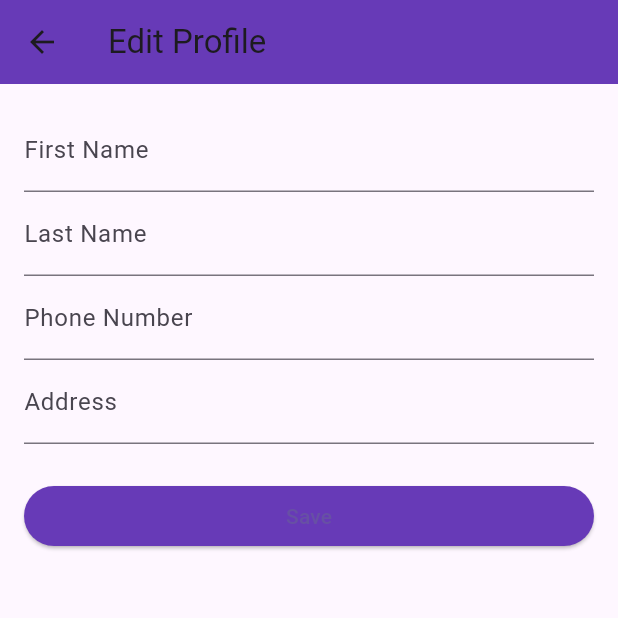
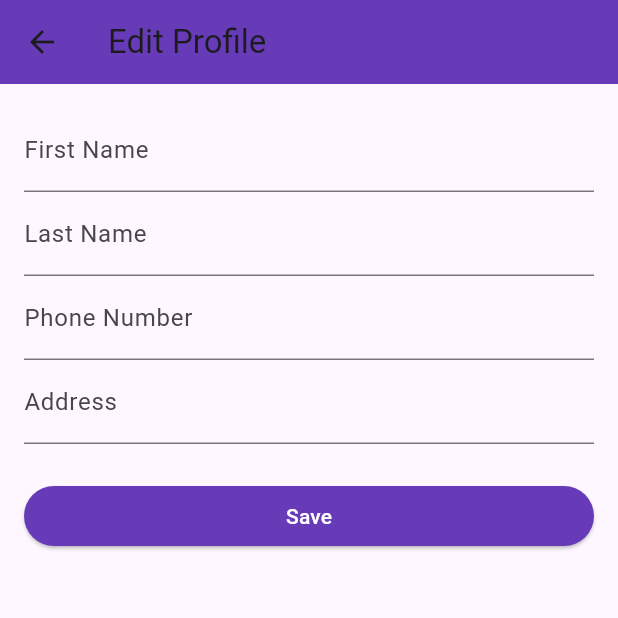
Before and after one commit to pherneaspherb/marden_SE, a Flutter app: the EditProfilePage screen opened directly, on a phone screen of 412 x 824 dp, the top half of it. Run offline on Flutter 3.47's test engine with Material 3 defaults, Android fonts, the phone set to English and light mode, and no system bars; our stand-ins replace cloud_firestore, firebase_auth, firebase_core; accounts and stored records are empty.

Commit message:
Updated profile edit page (save button) text color turned to white

```diff
--- a/lib/screens/customerProfilePageEdit.dart
+++ b/lib/screens/customerProfilePageEdit.dart
@@ -88,7 +88,7 @@ class _EditProfilePageState extends State<EditProfilePage> {
               ElevatedButton(
                 onPressed: _saveProfile,
                 child: Text('Save'),
-                style: ElevatedButton.styleFrom(backgroundColor: Colors.deepPurple),
+                style: ElevatedButton.styleFrom(backgroundColor: Colors.deepPurple, foregroundColor: Colors.white),
               )
             ],
           ),
```
